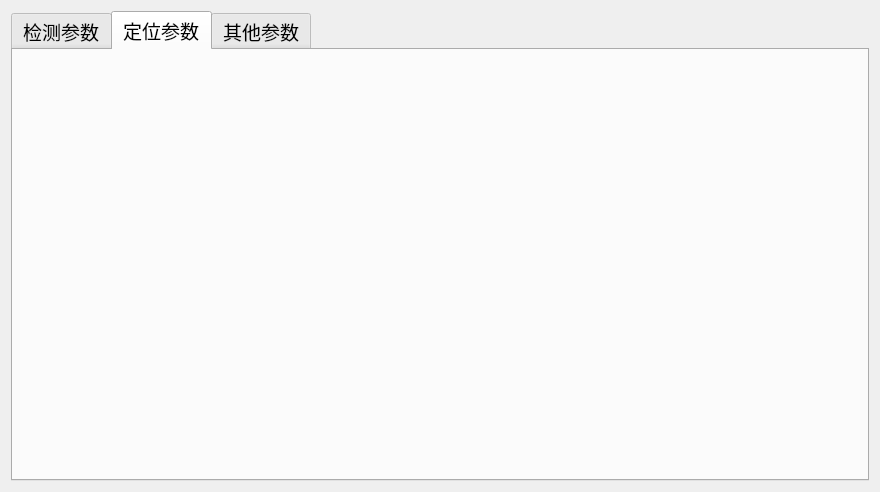
jeedyang/weina, file weina/weina/setupwidget.ui: the form before one commit.
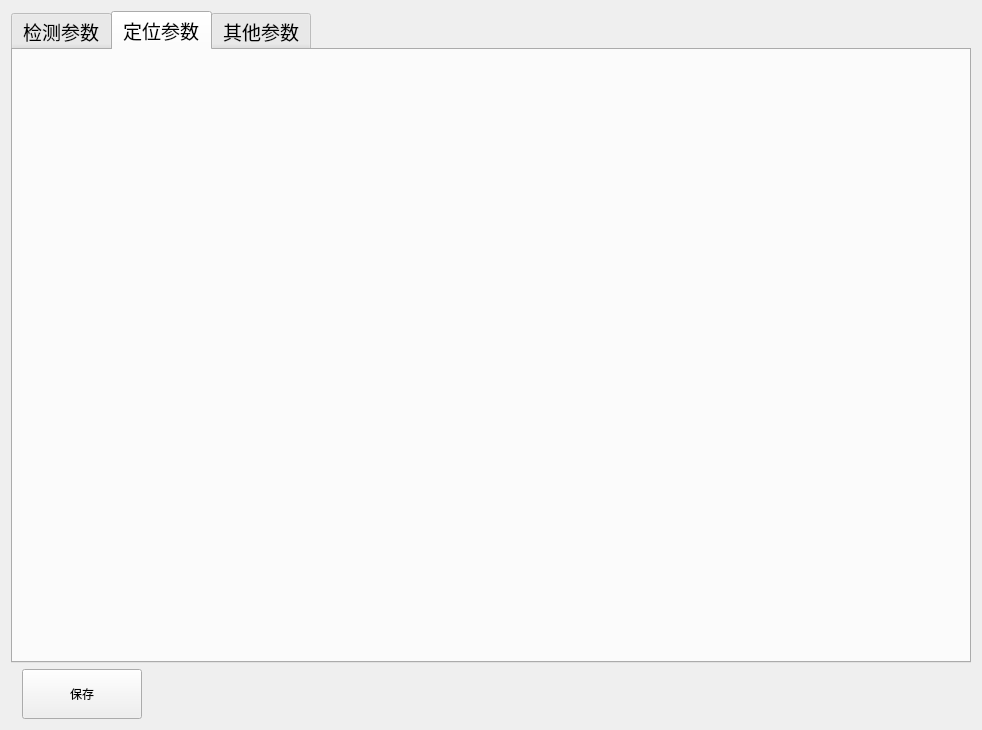
The form after the commit. The open tabs and pages were chosen to show the change.

The edit to the form file:
```diff
--- a/weina/weina/setupwidget.ui
+++ b/weina/weina/setupwidget.ui
@@ -6,8 +6,8 @@
    <rect>
     <x>0</x>
     <y>0</y>
-    <width>880</width>
-    <height>492</height>
+    <width>982</width>
+    <height>730</height>
    </rect>
   </property>
   <property name="windowTitle">
@@ -24,7 +24,7 @@
      </property>
      <property name="styleSheet">
       <string notr="true">QPushButton {  
-    font-size:12px;
+    font-size:20px;
     border-radius:2px;
     color:rgba(51,51,51,1);
     background:qlineargradient(x1:0, y1:0, x2:0, y2:1, stop:0 rgba(242,242,242,1), stop:1 rgba(255,255,255,1));
@@ -82,6 +82,50 @@
      </widget>
     </widget>
    </item>
+   <item row="1" column="0">
+    <widget class="QWidget" name="widget" native="true">
+     <property name="minimumSize">
+      <size>
+       <width>0</width>
+       <height>50</height>
+      </size>
+     </property>
+     <layout class="QHBoxLayout" name="horizontalLayout">
+      <property name="topMargin">
+       <number>0</number>
+      </property>
+      <property name="bottomMargin">
+       <number>0</number>
+      </property>
+      <item>
+       <widget class="QPushButton" name="pushButton_save">
+        <property name="minimumSize">
+         <size>
+          <width>120</width>
+          <height>50</height>
+         </size>
+        </property>
+        <property name="text">
+         <string>保存</string>
+        </property>
+       </widget>
+      </item>
+      <item>
+       <spacer name="horizontalSpacer">
+        <property name="orientation">
+         <enum>Qt::Horizontal</enum>
+        </property>
+        <property name="sizeHint" stdset="0">
+         <size>
+          <width>40</width>
+          <height>20</height>
+         </size>
+        </property>
+       </spacer>
+      </item>
+     </layout>
+    </widget>
+   </item>
   </layout>
  </widget>
  <layoutdefault spacing="6" margin="11"/>
```
Left out of the diff: 2 changed lines with no effect on the pictures.
